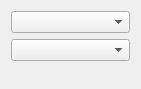
First picture: the form in corelib/datasources/fileconfigurationeditor.ui, repository templait/atrade, before the edit.
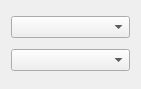
Second picture: the form after the edit.

Patch:
```diff
--- a/corelib/datasources/fileconfigurationeditor.ui
+++ b/corelib/datasources/fileconfigurationeditor.ui
@@ -20,19 +20,6 @@
    <item>
     <widget class="QComboBox" name="cbCode"/>
    </item>
-   <item>
-    <spacer name="verticalSpacer">
-     <property name="orientation">
-      <enum>Qt::Vertical</enum>
-     </property>
-     <property name="sizeHint" stdset="0">
-      <size>
-       <width>20</width>
-       <height>40</height>
-      </size>
-     </property>
-    </spacer>
-   </item>
   </layout>
  </widget>
  <resources/>
```
